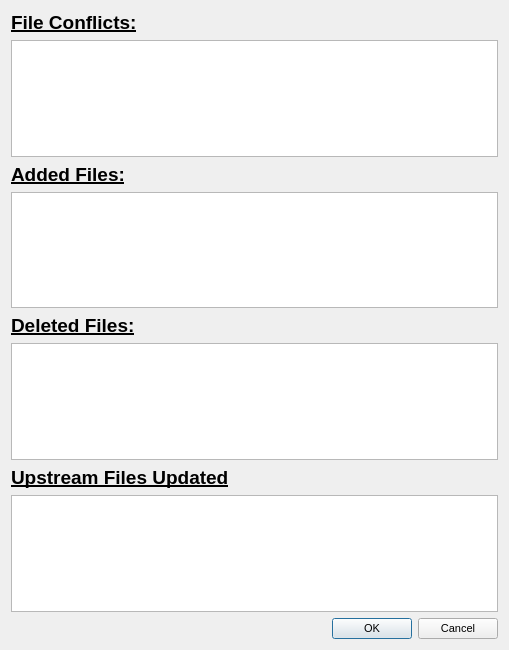
First picture: the form in Graphics/UI/ConflictPopUp.ui, repository inexplicable01/saga, before the edit.
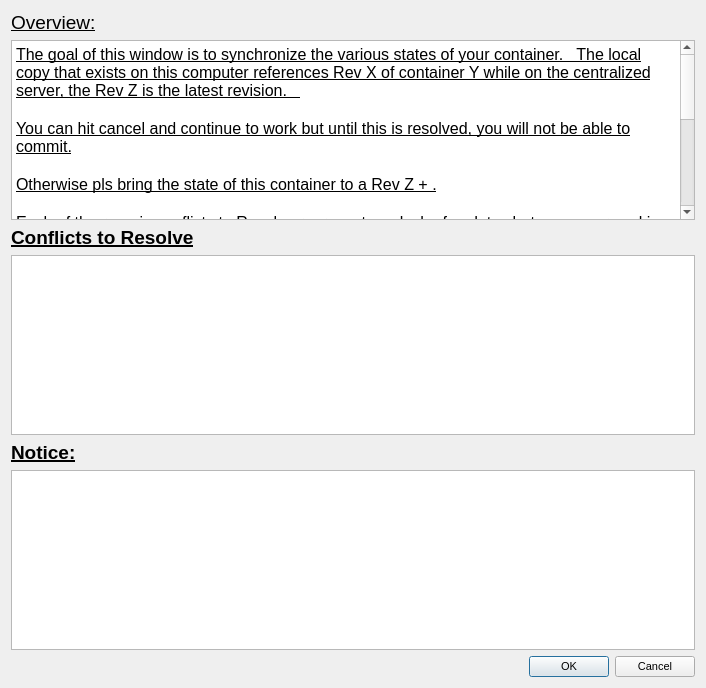
Second picture: the form after the edit.

Commit message:
Optimization, Conflict solution, right click functionality and Container opening fixes
Optimization, Conflict solution, right click functionality and Container opening fixes

What changed in the file:
```diff
--- a/Graphics/UI/ConflictPopUp.ui
+++ b/Graphics/UI/ConflictPopUp.ui
@@ -6,8 +6,8 @@
    <rect>
     <x>0</x>
     <y>0</y>
-    <width>509</width>
-    <height>650</height>
+    <width>706</width>
+    <height>688</height>
    </rect>
   </property>
   <property name="font">
@@ -20,6 +20,36 @@
    <string>Dialog</string>
   </property>
   <layout class="QVBoxLayout" name="verticalLayout">
+   <item>
+    <widget class="QLabel" name="label">
+     <property name="text">
+      <string>Overview:</string>
+     </property>
+    </widget>
+   </item>
+   <item>
+    <widget class="QTextBrowser" name="textBrowser">
+     <property name="html">
+      <string>&lt;!DOCTYPE HTML PUBLIC &quot;-//W3C//DTD HTML 4.0//EN&quot; &quot;http://www.w3.org/TR/REC-html40/strict.dtd&quot;&gt;
+&lt;html&gt;&lt;head&gt;&lt;meta name=&quot;qrichtext&quot; content=&quot;1&quot; /&gt;&lt;style type=&quot;text/css&quot;&gt;
+p, li { white-space: pre-wrap; }
+&lt;/style&gt;&lt;/head&gt;&lt;body style=&quot; font-family:'MS Shell Dlg 2'; font-size:14pt; font-weight:400; font-style:normal;&quot;&gt;
+&lt;p style=&quot; margin-top:0px; margin-bottom:0px; margin-left:0px; margin-right:0px; -qt-block-indent:0; text-indent:0px;&quot;&gt;&lt;span style=&quot; font-size:12pt;&quot;&gt;The goal of this window is to synchronize the various states of your container.   The local copy that exists on this computer references Rev X of container Y while on the centralized server, the Rev Z is the latest revision.   &lt;/span&gt;&lt;/p&gt;
+&lt;p style=&quot;-qt-paragraph-type:empty; margin-top:0px; margin-bottom:0px; margin-left:0px; margin-right:0px; -qt-block-indent:0; text-indent:0px; font-size:12pt;&quot;&gt;&lt;br /&gt;&lt;/p&gt;
+&lt;p style=&quot; margin-top:0px; margin-bottom:0px; margin-left:0px; margin-right:0px; -qt-block-indent:0; text-indent:0px;&quot;&gt;&lt;span style=&quot; font-size:12pt;&quot;&gt;You can hit cancel and continue to work but until this is resolved, you will not be able to commit.&lt;/span&gt;&lt;/p&gt;
+&lt;p style=&quot;-qt-paragraph-type:empty; margin-top:0px; margin-bottom:0px; margin-left:0px; margin-right:0px; -qt-block-indent:0; text-indent:0px; font-size:12pt;&quot;&gt;&lt;br /&gt;&lt;/p&gt;
+&lt;p style=&quot; margin-top:0px; margin-bottom:0px; margin-left:0px; margin-right:0px; -qt-block-indent:0; text-indent:0px;&quot;&gt;&lt;span style=&quot; font-size:12pt;&quot;&gt;Otherwise pls bring the state of this container to a Rev Z + .&lt;/span&gt;&lt;/p&gt;
+&lt;p style=&quot;-qt-paragraph-type:empty; margin-top:0px; margin-bottom:0px; margin-left:0px; margin-right:0px; -qt-block-indent:0; text-indent:0px; font-size:12pt;&quot;&gt;&lt;br /&gt;&lt;/p&gt;
+&lt;p style=&quot; margin-top:0px; margin-bottom:0px; margin-left:0px; margin-right:0px; -qt-block-indent:0; text-indent:0px;&quot;&gt;&lt;span style=&quot; font-size:12pt;&quot;&gt;Each of the rows in conflicts to Resolve represents a clash of updates between your working files and others working on the same thing or near the same thing as you.   &lt;/span&gt;&lt;/p&gt;
+&lt;p style=&quot;-qt-paragraph-type:empty; margin-top:0px; margin-bottom:0px; margin-left:0px; margin-right:0px; -qt-block-indent:0; text-indent:0px; font-size:12pt;&quot;&gt;&lt;br /&gt;&lt;/p&gt;
+&lt;p style=&quot; margin-top:0px; margin-bottom:0px; margin-left:0px; margin-right:0px; -qt-block-indent:0; text-indent:0px;&quot;&gt;&lt;span style=&quot; font-size:12pt;&quot;&gt;Each role needs at least ONE selection to continue.&lt;/span&gt;&lt;/p&gt;
+&lt;p style=&quot;-qt-paragraph-type:empty; margin-top:0px; margin-bottom:0px; margin-left:0px; margin-right:0px; -qt-block-indent:0; text-indent:0px; font-size:12pt;&quot;&gt;&lt;br /&gt;&lt;/p&gt;
+&lt;p style=&quot; margin-top:0px; margin-bottom:0px; margin-left:0px; margin-right:0px; -qt-block-indent:0; text-indent:0px;&quot;&gt;&lt;span style=&quot; font-size:12pt;&quot;&gt;If you check one, that means that you are choosing that Rev as the latest and great of this container.  &lt;/span&gt;&lt;/p&gt;
+&lt;p style=&quot;-qt-paragraph-type:empty; margin-top:0px; margin-bottom:0px; margin-left:0px; margin-right:0px; -qt-block-indent:0; text-indent:0px; font-size:12pt;&quot;&gt;&lt;br /&gt;&lt;/p&gt;
+&lt;p style=&quot; margin-top:0px; margin-bottom:0px; margin-left:0px; margin-right:0px; -qt-block-indent:0; text-indent:0px;&quot;&gt;&lt;span style=&quot; font-size:12pt;&quot;&gt;If you are unsure which version is the latest, you should select all the versions which you think are applicable and Saga will create copies of them with Rev names attached.    The sorting of these copies must be done by the user.    Once selection is made and Okay'ed, the conflict will be deemed resolved.   The copies of the files will remain and Saga will not allow you to commit until the copies are removed from the working container.&lt;/span&gt;&lt;/p&gt;&lt;/body&gt;&lt;/html&gt;</string>
+     </property>
+    </widget>
+   </item>
    <item>
     <widget class="QLabel" name="conflictLabel">
      <property name="font">
@@ -31,7 +61,7 @@
       </font>
      </property>
      <property name="text">
-      <string>File Conflicts:</string>
+      <string>Conflicts to Resolve</string>
      </property>
     </widget>
    </item>
@@ -56,7 +86,7 @@
       </font>
      </property>
      <property name="text">
-      <string>Added Files:</string>
+      <string>Notice:</string>
      </property>
     </widget>
    </item>
@@ -70,54 +100,6 @@
      </property>
     </widget>
    </item>
-   <item>
-    <widget class="QLabel" name="deletedLabel">
-     <property name="font">
-      <font>
-       <pointsize>14</pointsize>
-       <weight>75</weight>
-       <bold>true</bold>
-       <underline>true</underline>
-      </font>
-     </property>
-     <property name="text">
-      <string>Deleted Files:</string>
-     </property>
-    </widget>
-   </item>
-   <item>
-    <widget class="QTableView" name="deletedView">
-     <property name="font">
-      <font>
-       <pointsize>8</pointsize>
-       <underline>false</underline>
-      </font>
-     </property>
-    </widget>
-   </item>
-   <item>
-    <widget class="QLabel" name="upstreamlbl">
-     <property name="font">
-      <font>
-       <weight>75</weight>
-       <bold>true</bold>
-      </font>
-     </property>
-     <property name="text">
-      <string>Upstream Files Updated</string>
-     </property>
-    </widget>
-   </item>
-   <item>
-    <widget class="QTableView" name="upstreamtable">
-     <property name="font">
-      <font>
-       <pointsize>8</pointsize>
-       <kerning>false</kerning>
-      </font>
-     </property>
-    </widget>
-   </item>
    <item>
     <widget class="QDialogButtonBox" name="buttonBox">
      <property name="font">
```
Left out of the diff: 4 changed lines with no effect on the pictures. The commit also changes 32 other files.
